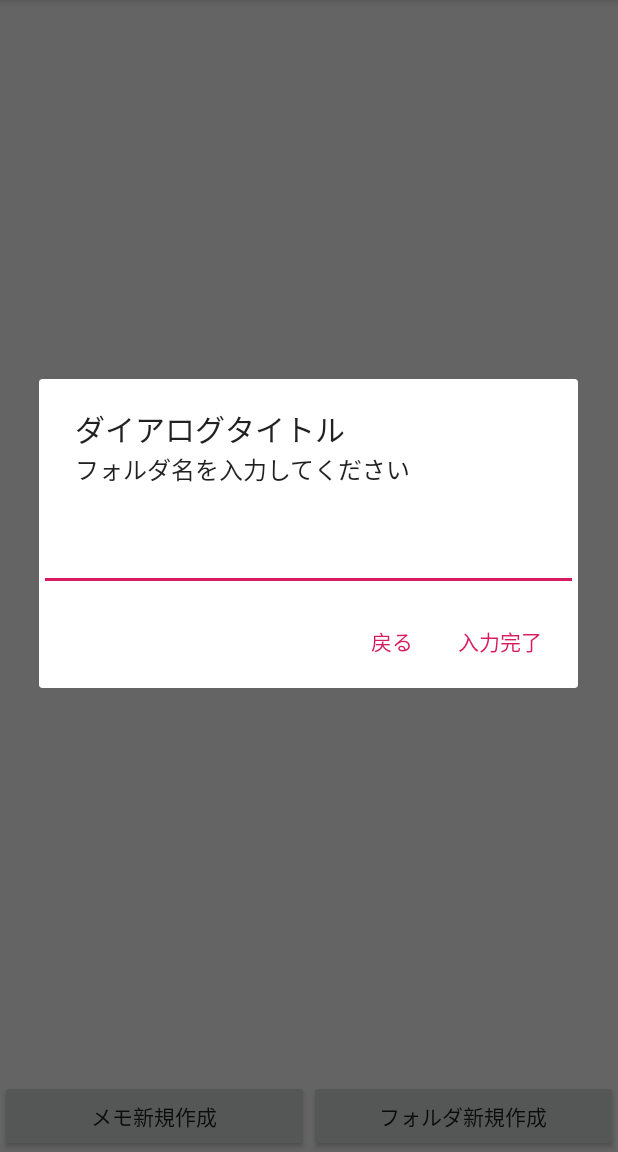
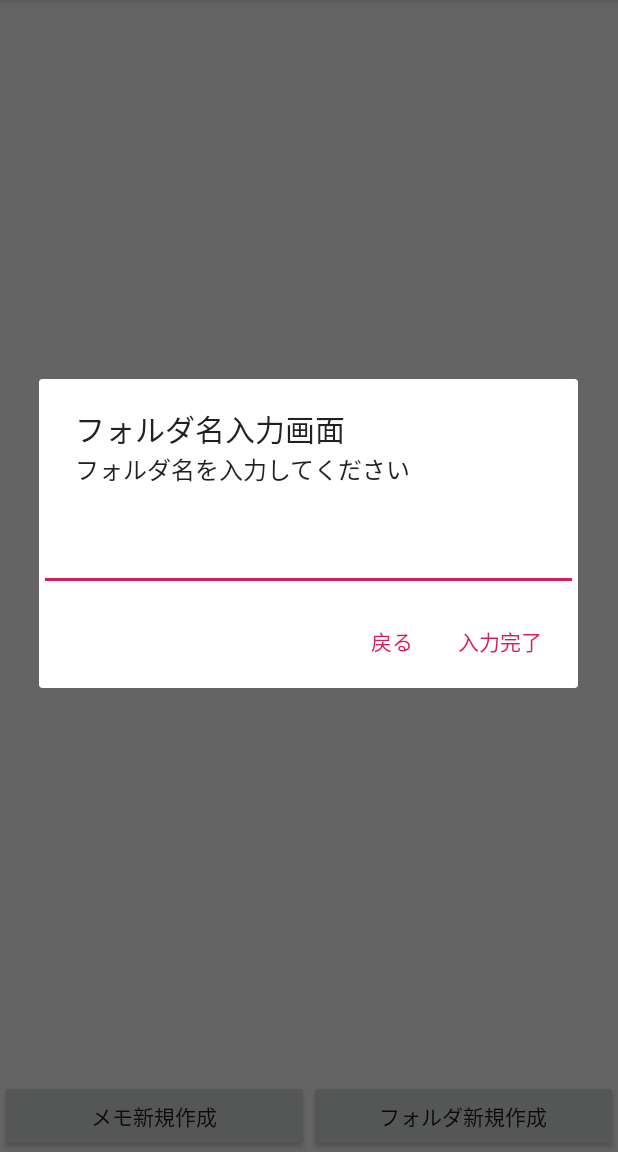
Before and after one commit to TaiyoY/SimpleMemo-master, an Android app: the screen it shows after launch (ListActivity), after a tap on "フォルダ新規作成", on a phone screen of 412 x 824 dp, the part 84-1236 px from its top. Run offline under Robolectric (Android 15) with nearby library versions, the phone set to English and light mode, and no system bars.

Commit message:
1/27/2019 home

```diff
--- a/app/src/main/java/com/example/yuguchi/simplememo/CreateMemoActivity.java
+++ b/app/src/main/java/com/example/yuguchi/simplememo/CreateMemoActivity.java
@@ -84,7 +84,7 @@ public class CreateMemoActivity extends AppCompatActivity {
                             // 新しくuuidを発行する
                             id = UUID.randomUUID().toString();
                             // INSERT
-                            db.execSQL("insert into MEMO_TABLE(uuid, body) VALUES('"+ id +"', '"+ bodyStr +"')");
+                            db.execSQL("insert into MEMO_TABLE(uuid, body, parentId, isFolder) VALUES('"+ id +"', '"+ bodyStr +"', '"+ id +"', '"+ 0 +"')");
                         }else{
                             // UPDATE
                             db.execSQL("update MEMO_TABLE set body = '"+ bodyStr +"' where uuid = '"+id+"'");
--- a/app/src/main/java/com/example/yuguchi/simplememo/CustomDialogFlagment.java
+++ b/app/src/main/java/com/example/yuguchi/simplememo/CustomDialogFlagment.java
@@ -4,17 +4,37 @@ import android.app.AlertDialog;
 import android.app.Dialog;
 import android.app.DialogFragment;
 import android.content.DialogInterface;
+import android.content.Intent;
 import android.os.Bundle;
 import android.widget.EditText;
-
+import android.support.v7.app.AppCompatActivity;
+import android.database.Cursor;
+import android.database.sqlite.SQLiteDatabase;
+import android.os.Bundle;
+import android.view.View;
+import android.widget.Button;
+import android.widget.EditText;
+import android.widget.TextView;
+import java.util.UUID;
 
 public class CustomDialogFlagment extends DialogFragment {
-    // ダイアログが生成された時に呼ばれるメソッド ※必須
+    // ダイアログが生成された時に呼ばれるメソッド
+/**
+    //MEMO_TABLE呼び出し
+    CustomDialogFlagment CDFhelper = null;
+    boolean newFlag = false;
+    String id = "";
+
+    if(CDFhelper == null){
+        CDFhelper = new MemoOpenHelper(CustomDialogFlagment.this);
+    }
+*/
+
     public Dialog onCreateDialog(Bundle savedInstanceState){
         // ダイアログ生成  AlertDialogのBuilderクラスを指定してインスタンス化します
         AlertDialog.Builder dialogBuilder = new AlertDialog.Builder(getActivity());
         // タイトル設定
-        dialogBuilder.setTitle("ダイアログタイトル");
+        dialogBuilder.setTitle("フォルダ名入力画面");
         // 表示する文章設定
         dialogBuilder.setMessage("フォルダ名を入力してください");
 
@@ -23,12 +43,15 @@ public class CustomDialogFlagment extends DialogFragment {
         dialogBuilder.setView(editText);
         // OKボタン作成
         dialogBuilder.setPositiveButton("入力完了", new DialogInterface.OnClickListener(){
+
             @Override
             public void onClick(DialogInterface dialog, int which) {
-                //editTextの内容を元画面に反映、値取得
+                //値取得
                 String returnValue = editText.getText().toString();
-                ListActivity listActivity = (ListActivity) getActivity();
-                listActivity.setTextView(returnValue);
+                //データベースに登録
+                SQLiteDatabase db =
+                db.execSQL("insert into MEMO_TABLE(uuid, body, parentId, isFolder) VALUES('"+ id +"', '"+ returnValue +"', '"+ id +"', '"+ 0 +"')");
+
             }
         });
 
--- a/app/src/main/java/com/example/yuguchi/simplememo/ListActivity.java
+++ b/app/src/main/java/com/example/yuguchi/simplememo/ListActivity.java
@@ -156,17 +156,13 @@ public class ListActivity extends AppCompatActivity {
             @Override
             //クリックでダイヤログ表示
             public void onClick(View v){
-                //ダイヤログインスタンス化
+                Intent intent = new Intent(ListActivity.this,com.example.yuguchi.simplememo.CustomDialogFlagment.class);
+                intent.putExtra("id", "");
+                startActivity(intent);
                 CustomDialogFlagment dialog = new CustomDialogFlagment();
-               //表示
-               dialog.show(getFragmentManager(), "サンプル");
+                dialog.show(getFragmentManager(), "new_folder");
             }
         });
 
     }
-
-    public void setTextView(String value) {
-        TextView textView = (TextView) findViewById(R.id.body);
-        textView.setText(value);
-    }
 }
--- a/app/src/main/res/layout/custom_list_layout.xml
+++ b/app/src/main/res/layout/custom_list_layout.xml
@@ -6,7 +6,7 @@
 
     <TextView
         android:id="@+id/mainText"
-            android:layout_width="wrap_content"
+        android:layout_width="match_parent"
         android:layout_height="wrap_content"
         android:text="メインテキスト"
         android:textSize="30sp" />
@@ -26,14 +26,14 @@
 
     <TextView
         android:id="@+id/pID"
-                android:layout_width="wrap_content"
+        android:layout_width="130dp"
         android:layout_height="wrap_content"
         android:text="parentID"
         android:textSize="20sp" />
 
     <TextView
         android:id="@+id/isF"
-            android:layout_width="wrap_content"
+        android:layout_width="136dp"
         android:layout_height="wrap_content"
         android:text="idFolder"
         android:textSize="20sp" />
```
Lines whose indentation alone changed are shown as unchanged.
